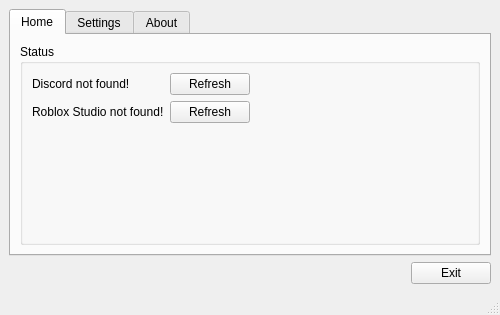
Qt form interface/mainwindow.ui (RobloxStudio-DiscordRPC/RPC-Client) before a commit.
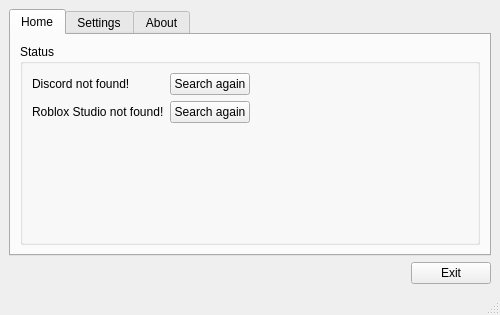
The same form after that commit. Icons and pictures are not drawn.

Commit message: Find Roblox Studio button

The edit to the form file:
```diff
--- a/interface/mainwindow.ui
+++ b/interface/mainwindow.ui
@@ -54,7 +54,7 @@
               </sizepolicy>
              </property>
              <property name="text">
-              <string>Refresh</string>
+              <string>Search again</string>
              </property>
             </widget>
            </item>
@@ -77,7 +77,7 @@
               </sizepolicy>
              </property>
              <property name="text">
-              <string>Refresh</string>
+              <string>Search again</string>
              </property>
             </widget>
            </item>
```
The commit also changes 2 other files.
